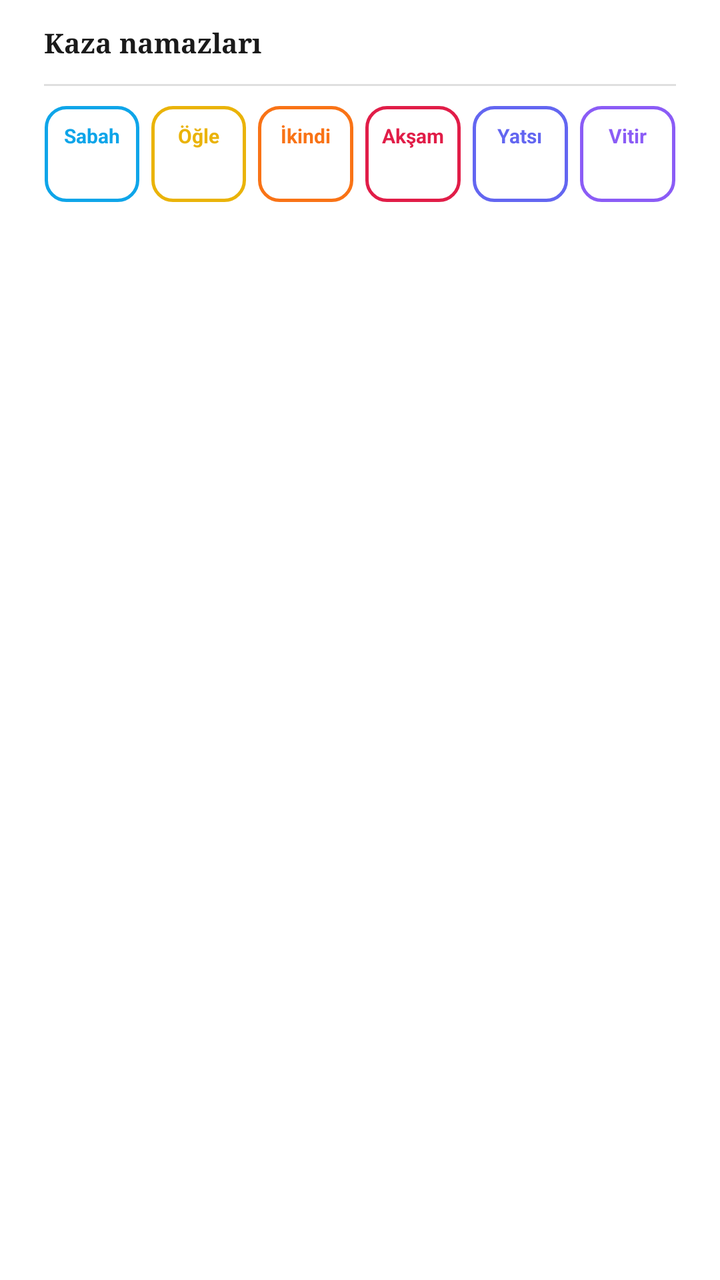
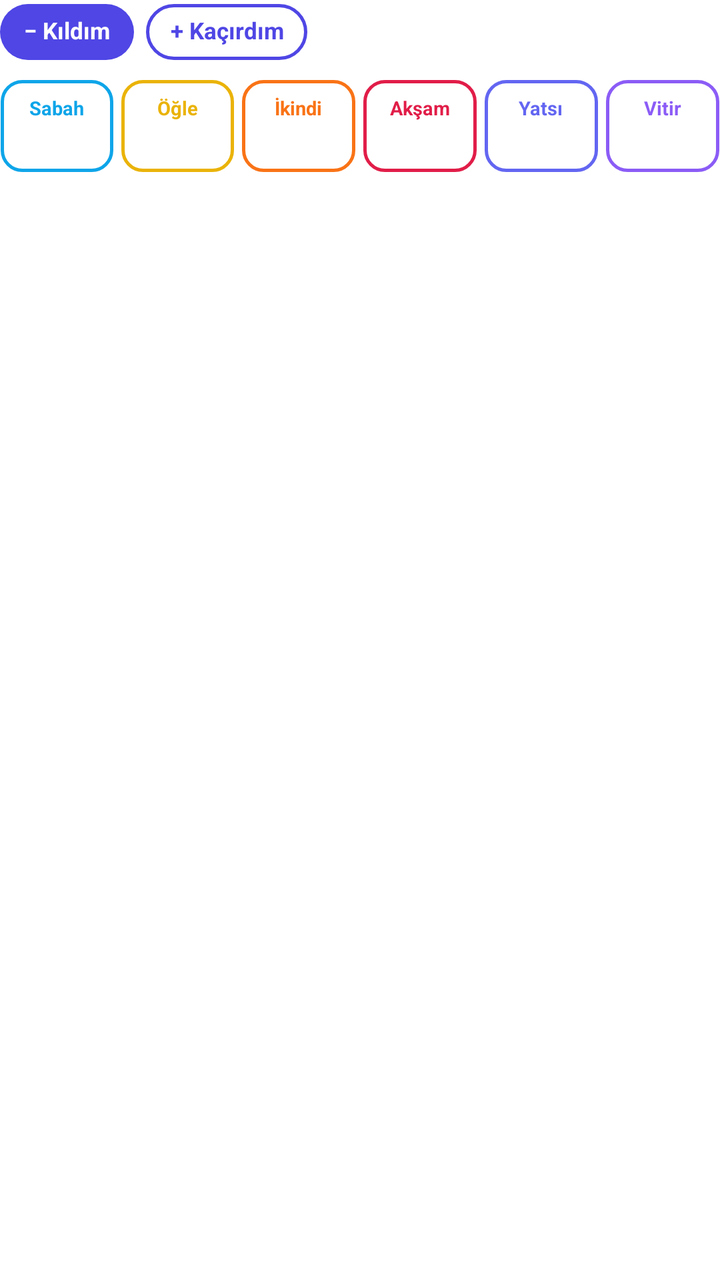

The first picture is an Android layout as it rendered before a commit; the second is the same layout after the commit. The layout source and the unified diff follow.
<!-- AndroidManifest.xml: fallback theme Theme.MaterialComponents.DayNight.NoActionBar -->
<!-- res/layout/okuma_kaza_card.xml -->
<?xml version="1.0" encoding="utf-8"?>
<LinearLayout xmlns:android="http://schemas.android.com/apk/res/android"
  android:layout_width="match_parent" android:layout_height="wrap_content" android:orientation="vertical"
  android:paddingLeft="22dp" android:paddingRight="22dp" android:paddingTop="14dp" android:paddingBottom="12dp">
  <LinearLayout android:layout_width="match_parent" android:layout_height="wrap_content" android:gravity="center_vertical" android:orientation="horizontal">
    <TextView android:layout_width="wrap_content" android:layout_height="wrap_content" android:fontFamily="serif" android:includeFontPadding="false"
      android:text="Kaza namazları" android:textColor="@color/okuma_fg" android:textSize="13.5sp" android:textStyle="bold" />
    <TextView android:id="@+id/k_total" android:layout_width="0dp" android:layout_height="wrap_content" android:layout_weight="1" android:layout_marginLeft="8dp"
      android:includeFontPadding="false" android:maxLines="1" android:ellipsize="end" android:textColor="@color/okuma_muted" android:textSize="11sp" />
    <TextView android:id="@+id/k_status" android:layout_width="wrap_content" android:layout_height="wrap_content" android:layout_marginLeft="8dp"
      android:includeFontPadding="false" android:maxLines="1" android:textColor="@color/kaza_primary" android:textSize="11sp" android:textStyle="bold" />
    <TextView android:id="@+id/k_undo" android:layout_width="wrap_content" android:layout_height="wrap_content" android:layout_marginLeft="8dp"
      android:background="@drawable/okuma_kaza_undo" android:paddingLeft="8dp" android:paddingRight="8dp" android:paddingTop="4dp" android:paddingBottom="4dp"
      android:includeFontPadding="false" android:text="↶ Geri al" android:textColor="@color/okuma_muted" android:textSize="10.5sp" android:textStyle="bold" android:visibility="gone" />
  </LinearLayout>
  <FrameLayout android:layout_width="match_parent" android:layout_height="1dp" android:layout_marginTop="12dp" android:background="@color/okuma_card_border" />
  <LinearLayout android:layout_width="match_parent" android:layout_height="wrap_content" android:layout_marginTop="10dp" android:layout_marginLeft="-3dp" android:layout_marginRight="-3dp"
    android:orientation="horizontal">
    <LinearLayout android:id="@+id/kb_sabah" android:layout_width="0dp" android:layout_height="48dp" android:layout_weight="1" android:layout_marginLeft="3dp" android:layout_marginRight="3dp"
      android:background="@drawable/okuma_kaza_btn_sabah" android:gravity="center" android:orientation="vertical" android:contentDescription="Sabah kazası kıldım">
      <TextView android:layout_width="wrap_content" android:layout_height="wrap_content" android:includeFontPadding="false" android:maxLines="1"
        android:text="Sabah" android:textColor="@color/kaza_sabah" android:textSize="10sp" android:textStyle="bold" />
      <TextView android:id="@+id/kc_sabah" android:layout_width="wrap_content" android:layout_height="wrap_content" android:layout_marginTop="3dp" android:includeFontPadding="false" android:maxLines="1"
        android:textColor="@color/okuma_fg" android:textSize="12.5sp" android:textStyle="bold" />
    </LinearLayout>
    <LinearLayout android:id="@+id/kb_ogle" android:layout_width="0dp" android:layout_height="48dp" android:layout_weight="1" android:layout_marginLeft="3dp" android:layout_marginRight="3dp"
      android:background="@drawable/okuma_kaza_btn_ogle" android:gravity="center" android:orientation="vertical" android:contentDescription="Öğle kazası kıldım">
      <TextView android:layout_width="wrap_content" android:layout_height="wrap_content" android:includeFontPadding="false" android:maxLines="1"
        android:text="Öğle" android:textColor="@color/kaza_ogle" android:textSize="10sp" android:textStyle="bold" />
      <TextView android:id="@+id/kc_ogle" android:layout_width="wrap_content" android:layout_height="wrap_content" android:layout_marginTop="3dp" android:includeFontPadding="false" android:maxLines="1"
        android:textColor="@color/okuma_fg" android:textSize="12.5sp" android:textStyle="bold" />
    </LinearLayout>
    <LinearLayout android:id="@+id/kb_ikindi" android:layout_width="0dp" android:layout_height="48dp" android:layout_weight="1" android:layout_marginLeft="3dp" android:layout_marginRight="3dp"
      android:background="@drawable/okuma_kaza_btn_ikindi" android:gravity="center" android:orientation="vertical" android:contentDescription="İkindi kazası kıldım">
      <TextView android:layout_width="wrap_content" android:layout_height="wrap_content" android:includeFontPadding="false" android:maxLines="1"
        android:text="İkindi" android:textColor="@color/kaza_ikindi" android:textSize="10sp" android:textStyle="bold" />
      <TextView android:id="@+id/kc_ikindi" android:layout_width="wrap_content" android:layout_height="wrap_content" android:layout_marginTop="3dp" android:includeFontPadding="false" android:maxLines="1"
        android:textColor="@color/okuma_fg" android:textSize="12.5sp" android:textStyle="bold" />
    </LinearLayout>
    <LinearLayout android:id="@+id/kb_aksam" android:layout_width="0dp" android:layout_height="48dp" android:layout_weight="1" android:layout_marginLeft="3dp" android:layout_marginRight="3dp"
      android:background="@drawable/okuma_kaza_btn_aksam" android:gravity="center" android:orientation="vertical" android:contentDescription="Akşam kazası kıldım">
      <TextView android:layout_width="wrap_content" android:layout_height="wrap_content" android:includeFontPadding="false" android:maxLines="1"
        android:text="Akşam" android:textColor="@color/kaza_aksam" android:textSize="10sp" android:textStyle="bold" />
      <TextView android:id="@+id/kc_aksam" android:layout_width="wrap_content" android:layout_height="wrap_content" android:layout_marginTop="3dp" android:includeFontPadding="false" android:maxLines="1"
        android:textColor="@color/okuma_fg" android:textSize="12.5sp" android:textStyle="bold" />
    </LinearLayout>
    <LinearLayout android:id="@+id/kb_yatsi" android:layout_width="0dp" android:layout_height="48dp" android:layout_weight="1" android:layout_marginLeft="3dp" android:layout_marginRight="3dp"
      android:background="@drawable/okuma_kaza_btn_yatsi" android:gravity="center" android:orientation="vertical" android:contentDescription="Yatsı kazası kıldım">
      <TextView android:layout_width="wrap_content" android:layout_height="wrap_content" android:includeFontPadding="false" android:maxLines="1"
        android:text="Yatsı" android:textColor="@color/kaza_yatsi" android:textSize="10sp" android:textStyle="bold" />
      <TextView android:id="@+id/kc_yatsi" android:layout_width="wrap_content" android:layout_height="wrap_content" android:layout_marginTop="3dp" android:includeFontPadding="false" android:maxLines="1"
        android:textColor="@color/okuma_fg" android:textSize="12.5sp" android:textStyle="bold" />
    </LinearLayout>
    <LinearLayout android:id="@+id/kb_vitir" android:layout_width="0dp" android:layout_height="48dp" android:layout_weight="1" android:layout_marginLeft="3dp" android:layout_marginRight="3dp"
      android:background="@drawable/okuma_kaza_btn_vitir" android:gravity="center" android:orientation="vertical" android:contentDescription="Vitir kazası kıldım">
      <TextView android:layout_width="wrap_content" android:layout_height="wrap_content" android:includeFontPadding="false" android:maxLines="1"
        android:text="Vitir" android:textColor="@color/kaza_vitir" android:textSize="10sp" android:textStyle="bold" />
      <TextView android:id="@+id/kc_vitir" android:layout_width="wrap_content" android:layout_height="wrap_content" android:layout_marginTop="3dp" android:includeFontPadding="false" android:maxLines="1"
        android:textColor="@color/okuma_fg" android:textSize="12.5sp" android:textStyle="bold" />
    </LinearLayout>
  </LinearLayout>
</LinearLayout>
<!-- resources referenced by this layout -->
<resources>
  <color name="kaza_aksam">#E11D48</color>
  <color name="kaza_ikindi">#F97316</color>
  <color name="kaza_ogle">#EAB308</color>
  <color name="kaza_primary">#4F46E5</color>
  <color name="kaza_sabah">#0EA5E9</color>
  <color name="kaza_vitir">#8B5CF6</color>
  <color name="kaza_yatsi">#6366F1</color>
  <color name="okuma_card_border">#40808080</color>
  <color name="okuma_fg">#1A1A1A</color>
  <color name="okuma_muted">#57534E</color>
  <!-- drawable okuma_kaza_btn_ogle (drawable) -->
  <?xml version="1.0" encoding="utf-8"?>
  <selector xmlns:android="http://schemas.android.com/apk/res/android">
    <item android:state_pressed="true">
      <shape android:shape="rectangle">
        <solid android:color="@color/kaza_ogle_soft" />
        <stroke android:width="1.5dp" android:color="@color/kaza_ogle_dark" />
        <corners android:radius="10dp" />
      </shape>
    </item>
    <item>
      <shape android:shape="rectangle">
        <solid android:color="@android:color/transparent" />
        <stroke android:width="1.5dp" android:color="@color/kaza_ogle" />
        <corners android:radius="10dp" />
      </shape>
    </item>
  </selector>
  <!-- drawable okuma_kaza_undo (drawable) -->
  <?xml version="1.0" encoding="utf-8"?>
  <selector xmlns:android="http://schemas.android.com/apk/res/android">
    <item android:state_pressed="true">
      <shape android:shape="rectangle">
        <solid android:color="@color/okuma_card_border" />
        <stroke android:width="1dp" android:color="@color/okuma_muted" />
        <corners android:radius="8dp" />
      </shape>
    </item>
    <item>
      <shape android:shape="rectangle">
        <solid android:color="@android:color/transparent" />
        <stroke android:width="1dp" android:color="@color/okuma_card_border" />
        <corners android:radius="8dp" />
      </shape>
    </item>
  </selector>
  <color name="kaza_aksam_soft">#33E11D48</color>
  <color name="kaza_aksam_dark">#9F1239</color>
  <color name="kaza_ikindi_soft">#33F97316</color>
  <color name="kaza_ikindi_dark">#C2410C</color>
  <color name="kaza_ogle_soft">#33EAB308</color>
  <color name="kaza_ogle_dark">#A16207</color>
  <color name="kaza_sabah_soft">#330EA5E9</color>
  <color name="kaza_sabah_dark">#0369A1</color>
  <color name="kaza_vitir_soft">#338B5CF6</color>
  <color name="kaza_vitir_dark">#6D28D9</color>
  <color name="kaza_yatsi_soft">#336366F1</color>
  <color name="kaza_yatsi_dark">#4338CA</color>
  <!-- unchanged entries left out for length: 5 -->
</resources>

<!-- the commit's change to res/layout/okuma_kaza_card.xml (unified diff, before → after) -->
@@ -1,62 +1,63 @@
 <?xml version="1.0" encoding="utf-8"?>
 <LinearLayout xmlns:android="http://schemas.android.com/apk/res/android"
-  android:layout_width="match_parent" android:layout_height="wrap_content" android:orientation="vertical"
-  android:paddingLeft="22dp" android:paddingRight="22dp" android:paddingTop="14dp" android:paddingBottom="12dp">
+  android:layout_width="match_parent" android:layout_height="wrap_content" android:orientation="vertical" android:paddingTop="2dp" android:paddingBottom="10dp">
   <LinearLayout android:layout_width="match_parent" android:layout_height="wrap_content" android:gravity="center_vertical" android:orientation="horizontal">
-    <TextView android:layout_width="wrap_content" android:layout_height="wrap_content" android:fontFamily="serif" android:includeFontPadding="false"
-      android:text="Kaza namazları" android:textColor="@color/okuma_fg" android:textSize="13.5sp" android:textStyle="bold" />
-    <TextView android:id="@+id/k_total" android:layout_width="0dp" android:layout_height="wrap_content" android:layout_weight="1" android:layout_marginLeft="8dp"
-      android:includeFontPadding="false" android:maxLines="1" android:ellipsize="end" android:textColor="@color/okuma_muted" android:textSize="11sp" />
-    <TextView android:id="@+id/k_status" android:layout_width="wrap_content" android:layout_height="wrap_content" android:layout_marginLeft="8dp"
-      android:includeFontPadding="false" android:maxLines="1" android:textColor="@color/kaza_primary" android:textSize="11sp" android:textStyle="bold" />
-    <TextView android:id="@+id/k_undo" android:layout_width="wrap_content" android:layout_height="wrap_content" android:layout_marginLeft="8dp"
-      android:background="@drawable/okuma_kaza_undo" android:paddingLeft="8dp" android:paddingRight="8dp" android:paddingTop="4dp" android:paddingBottom="4dp"
-      android:includeFontPadding="false" android:text="↶ Geri al" android:textColor="@color/okuma_muted" android:textSize="10.5sp" android:textStyle="bold" android:visibility="gone" />
+    <TextView android:id="@+id/km_make" android:layout_width="wrap_content" android:layout_height="28dp" android:gravity="center"
+      android:background="@drawable/okuma_kaza_mode_on" android:paddingLeft="12dp" android:paddingRight="12dp" android:includeFontPadding="false"
+      android:text="− Kıldım" android:textColor="#FFFFFF" android:textSize="11.5sp" android:textStyle="bold" />
+    <TextView android:id="@+id/km_add" android:layout_width="wrap_content" android:layout_height="28dp" android:layout_marginLeft="6dp" android:gravity="center"
+      android:background="@drawable/okuma_kaza_mode" android:paddingLeft="12dp" android:paddingRight="12dp" android:includeFontPadding="false"
+      android:text="+ Kaçırdım" android:textColor="@color/kaza_primary" android:textSize="11.5sp" android:textStyle="bold" />
+    <TextView android:id="@+id/k_status" android:layout_width="0dp" android:layout_height="wrap_content" android:layout_weight="1" android:layout_marginLeft="8dp"
+      android:includeFontPadding="false" android:maxLines="1" android:ellipsize="end"
+      android:textAppearance="@android:style/TextAppearance.Material.Notification" android:textSize="11sp" />
+    <TextView android:id="@+id/k_undo" android:layout_width="wrap_content" android:layout_height="28dp" android:layout_marginLeft="6dp" android:gravity="center"
+      android:background="@drawable/okuma_kaza_undo" android:paddingLeft="10dp" android:paddingRight="10dp" android:includeFontPadding="false"
+      android:text="↶ Geri al" android:textAppearance="@android:style/TextAppearance.Material.Notification" android:textSize="11sp" android:textStyle="bold" android:visibility="gone" />
   </LinearLayout>
-  <FrameLayout android:layout_width="match_parent" android:layout_height="1dp" android:layout_marginTop="12dp" android:background="@color/okuma_card_border" />
-  <LinearLayout android:layout_width="match_parent" android:layout_height="wrap_content" android:layout_marginTop="10dp" android:layout_marginLeft="-3dp" android:layout_marginRight="-3dp"
+  <LinearLayout android:layout_width="match_parent" android:layout_height="wrap_content" android:layout_marginTop="10dp" android:layout_marginLeft="-2dp" android:layout_marginRight="-2dp"
     android:orientation="horizontal">
-    <LinearLayout android:id="@+id/kb_sabah" android:layout_width="0dp" android:layout_height="48dp" android:layout_weight="1" android:layout_marginLeft="3dp" android:layout_marginRight="3dp"
-      android:background="@drawable/okuma_kaza_btn_sabah" android:gravity="center" android:orientation="vertical" android:contentDescription="Sabah kazası kıldım">
-      <TextView android:layout_width="wrap_content" android:layout_height="wrap_content" android:includeFontPadding="false" android:maxLines="1"
-        android:text="Sabah" android:textColor="@color/kaza_sabah" android:textSize="10sp" android:textStyle="bold" />
-      <TextView android:id="@+id/kc_sabah" android:layout_width="wrap_content" android:layout_height="wrap_content" android:layout_marginTop="3dp" android:includeFontPadding="false" android:maxLines="1"
-        android:textColor="@color/okuma_fg" android:textSize="12.5sp" android:textStyle="bold" />
+    <LinearLayout android:id="@+id/kb_sabah" android:layout_width="0dp" android:layout_height="46dp" android:layout_weight="1" android:layout_marginLeft="2dp" android:layout_marginRight="2dp"
+      android:background="@drawable/okuma_kaza_btn_sabah" android:gravity="center" android:orientation="vertical" android:contentDescription="Sabah">
+      <TextView android:id="@+id/kn_sabah" android:layout_width="wrap_content" android:layout_height="wrap_content" android:includeFontPadding="false" android:maxLines="1"
+        android:text="Sabah" android:textColor="@color/kaza_sabah" android:textSize="9.5sp" android:textStyle="bold" />
+      <TextView android:id="@+id/kc_sabah" android:layout_width="wrap_content" android:layout_height="wrap_content" android:layout_marginTop="2dp" android:includeFontPadding="false" android:maxLines="1"
+        android:textAppearance="@android:style/TextAppearance.Material.Notification.Title" android:textSize="13sp" android:textStyle="bold" />
     </LinearLayout>
-    <LinearLayout android:id="@+id/kb_ogle" android:layout_width="0dp" android:layout_height="48dp" android:layout_weight="1" android:layout_marginLeft="3dp" android:layout_marginRight="3dp"
-      android:background="@drawable/okuma_kaza_btn_ogle" android:gravity="center" android:orientation="vertical" android:contentDescription="Öğle kazası kıldım">
-      <TextView android:layout_width="wrap_content" android:layout_height="wrap_content" android:includeFontPadding="false" android:maxLines="1"
-        android:text="Öğle" android:textColor="@color/kaza_ogle" android:textSize="10sp" android:textStyle="bold" />
-      <TextView android:id="@+id/kc_ogle" android:layout_width="wrap_content" android:layout_height="wrap_content" android:layout_marginTop="3dp" android:includeFontPadding="false" android:maxLines="1"
-        android:textColor="@color/okuma_fg" android:textSize="12.5sp" android:textStyle="bold" />
+    <LinearLayout android:id="@+id/kb_ogle" android:layout_width="0dp" android:layout_height="46dp" android:layout_weight="1" android:layout_marginLeft="2dp" android:layout_marginRight="2dp"
+      android:background="@drawable/okuma_kaza_btn_ogle" android:gravity="center" android:orientation="vertical" android:contentDescription="Öğle">
+      <TextView android:id="@+id/kn_ogle" android:layout_width="wrap_content" android:layout_height="wrap_content" android:includeFontPadding="false" android:maxLines="1"
+        android:text="Öğle" android:textColor="@color/kaza_ogle" android:textSize="9.5sp" android:textStyle="bold" />
+      <TextView android:id="@+id/kc_ogle" android:layout_width="wrap_content" android:layout_height="wrap_content" android:layout_marginTop="2dp" android:includeFontPadding="false" android:maxLines="1"
+        android:textAppearance="@android:style/TextAppearance.Material.Notification.Title" android:textSize="13sp" android:textStyle="bold" />
     </LinearLayout>
-    <LinearLayout android:id="@+id/kb_ikindi" android:layout_width="0dp" android:layout_height="48dp" android:layout_weight="1" android:layout_marginLeft="3dp" android:layout_marginRight="3dp"
-      android:background="@drawable/okuma_kaza_btn_ikindi" android:gravity="center" android:orientation="vertical" android:contentDescription="İkindi kazası kıldım">
-      <TextView android:layout_width="wrap_content" android:layout_height="wrap_content" android:includeFontPadding="false" android:maxLines="1"
-        android:text="İkindi" android:textColor="@color/kaza_ikindi" android:textSize="10sp" android:textStyle="bold" />
-      <TextView android:id="@+id/kc_ikindi" android:layout_width="wrap_content" android:layout_height="wrap_content" android:layout_marginTop="3dp" android:includeFontPadding="false" android:maxLines="1"
-        android:textColor="@color/okuma_fg" android:textSize="12.5sp" android:textStyle="bold" />
+    <LinearLayout android:id="@+id/kb_ikindi" android:layout_width="0dp" android:layout_height="46dp" android:layout_weight="1" android:layout_marginLeft="2dp" android:layout_marginRight="2dp"
+      android:background="@drawable/okuma_kaza_btn_ikindi" android:gravity="center" android:orientation="vertical" android:contentDescription="İkindi">
+      <TextView android:id="@+id/kn_ikindi" android:layout_width="wrap_content" android:layout_height="wrap_content" android:includeFontPadding="false" android:maxLines="1"
+        android:text="İkindi" android:textColor="@color/kaza_ikindi" android:textSize="9.5sp" android:textStyle="bold" />
+      <TextView android:id="@+id/kc_ikindi" android:layout_width="wrap_content" android:layout_height="wrap_content" android:layout_marginTop="2dp" android:includeFontPadding="false" android:maxLines="1"
+        android:textAppearance="@android:style/TextAppearance.Material.Notification.Title" android:textSize="13sp" android:textStyle="bold" />
     </LinearLayout>
-    <LinearLayout android:id="@+id/kb_aksam" android:layout_width="0dp" android:layout_height="48dp" android:layout_weight="1" android:layout_marginLeft="3dp" android:layout_marginRight="3dp"
-      android:background="@drawable/okuma_kaza_btn_aksam" android:gravity="center" android:orientation="vertical" android:contentDescription="Akşam kazası kıldım">
-      <TextView android:layout_width="wrap_content" android:layout_height="wrap_content" android:includeFontPadding="false" android:maxLines="1"
-        android:text="Akşam" android:textColor="@color/kaza_aksam" android:textSize="10sp" android:textStyle="bold" />
-      <TextView android:id="@+id/kc_aksam" android:layout_width="wrap_content" android:layout_height="wrap_content" android:layout_marginTop="3dp" android:includeFontPadding="false" android:maxLines="1"
-        android:textColor="@color/okuma_fg" android:textSize="12.5sp" android:textStyle="bold" />
+    <LinearLayout android:id="@+id/kb_aksam" android:layout_width="0dp" android:layout_height="46dp" android:layout_weight="1" android:layout_marginLeft="2dp" android:layout_marginRight="2dp"
+      android:background="@drawable/okuma_kaza_btn_aksam" android:gravity="center" android:orientation="vertical" android:contentDescription="Akşam">
+      <TextView android:id="@+id/kn_aksam" android:layout_width="wrap_content" android:layout_height="wrap_content" android:includeFontPadding="false" android:maxLines="1"
+        android:text="Akşam" android:textColor="@color/kaza_aksam" android:textSize="9.5sp" android:textStyle="bold" />
+      <TextView android:id="@+id/kc_aksam" android:layout_width="wrap_content" android:layout_height="wrap_content" android:layout_marginTop="2dp" android:includeFontPadding="false" android:maxLines="1"
+        android:textAppearance="@android:style/TextAppearance.Material.Notification.Title" android:textSize="13sp" android:textStyle="bold" />
     </LinearLayout>
-    <LinearLayout android:id="@+id/kb_yatsi" android:layout_width="0dp" android:layout_height="48dp" android:layout_weight="1" android:layout_marginLeft="3dp" android:layout_marginRight="3dp"
-      android:background="@drawable/okuma_kaza_btn_yatsi" android:gravity="center" android:orientation="vertical" android:contentDescription="Yatsı kazası kıldım">
-      <TextView android:layout_width="wrap_content" android:layout_height="wrap_content" android:includeFontPadding="false" android:maxLines="1"
-        android:text="Yatsı" android:textColor="@color/kaza_yatsi" android:textSize="10sp" android:textStyle="bold" />
-      <TextView android:id="@+id/kc_yatsi" android:layout_width="wrap_content" android:layout_height="wrap_content" android:layout_marginTop="3dp" android:includeFontPadding="false" android:maxLines="1"
-        android:textColor="@color/okuma_fg" android:textSize="12.5sp" android:textStyle="bold" />
+    <LinearLayout android:id="@+id/kb_yatsi" android:layout_width="0dp" android:layout_height="46dp" android:layout_weight="1" android:layout_marginLeft="2dp" android:layout_marginRight="2dp"
+      android:background="@drawable/okuma_kaza_btn_yatsi" android:gravity="center" android:orientation="vertical" android:contentDescription="Yatsı">
+      <TextView android:id="@+id/kn_yatsi" android:layout_width="wrap_content" android:layout_height="wrap_content" android:includeFontPadding="false" android:maxLines="1"
+        android:text="Yatsı" android:textColor="@color/kaza_yatsi" android:textSize="9.5sp" android:textStyle="bold" />
+      <TextView android:id="@+id/kc_yatsi" android:layout_width="wrap_content" android:layout_height="wrap_content" android:layout_marginTop="2dp" android:includeFontPadding="false" android:maxLines="1"
+        android:textAppearance="@android:style/TextAppearance.Material.Notification.Title" android:textSize="13sp" android:textStyle="bold" />
     </LinearLayout>
-    <LinearLayout android:id="@+id/kb_vitir" android:layout_width="0dp" android:layout_height="48dp" android:layout_weight="1" android:layout_marginLeft="3dp" android:layout_marginRight="3dp"
-      android:background="@drawable/okuma_kaza_btn_vitir" android:gravity="center" android:orientation="vertical" android:contentDescription="Vitir kazası kıldım">
-      <TextView android:layout_width="wrap_content" android:layout_height="wrap_content" android:includeFontPadding="false" android:maxLines="1"
-        android:text="Vitir" android:textColor="@color/kaza_vitir" android:textSize="10sp" android:textStyle="bold" />
-      <TextView android:id="@+id/kc_vitir" android:layout_width="wrap_content" android:layout_height="wrap_content" android:layout_marginTop="3dp" android:includeFontPadding="false" android:maxLines="1"
-        android:textColor="@color/okuma_fg" android:textSize="12.5sp" android:textStyle="bold" />
+    <LinearLayout android:id="@+id/kb_vitir" android:layout_width="0dp" android:layout_height="46dp" android:layout_weight="1" android:layout_marginLeft="2dp" android:layout_marginRight="2dp"
+      android:background="@drawable/okuma_kaza_btn_vitir" android:gravity="center" android:orientation="vertical" android:contentDescription="Vitir">
+      <TextView android:id="@+id/kn_vitir" android:layout_width="wrap_content" android:layout_height="wrap_content" android:includeFontPadding="false" android:maxLines="1"
+        android:text="Vitir" android:textColor="@color/kaza_vitir" android:textSize="9.5sp" android:textStyle="bold" />
+      <TextView android:id="@+id/kc_vitir" android:layout_width="wrap_content" android:layout_height="wrap_content" android:layout_marginTop="2dp" android:includeFontPadding="false" android:maxLines="1"
+        android:textAppearance="@android:style/TextAppearance.Material.Notification.Title" android:textSize="13sp" android:textStyle="bold" />
     </LinearLayout>
   </LinearLayout>
 </LinearLayout>
<!-- resource entries referenced after the edit -->
@@ -8,7 +8,6 @@
   <color name="kaza_vitir">#8B5CF6</color>
   <color name="kaza_yatsi">#6366F1</color>
   <color name="okuma_card_border">#40808080</color>
-  <color name="okuma_fg">#1A1A1A</color>
   <color name="okuma_muted">#57534E</color>
   <!-- drawable okuma_kaza_btn_ogle (drawable) -->
   <?xml version="1.0" encoding="utf-8"?>
@@ -26,6 +25,26 @@
         <stroke android:width="1.5dp" android:color="@color/kaza_ogle" />
         <corners android:radius="10dp" />
       </shape>
+    </item>
+  </selector>
+  <!-- drawable okuma_kaza_mode (drawable) -->
+  <?xml version="1.0" encoding="utf-8"?>
+  <selector xmlns:android="http://schemas.android.com/apk/res/android">
+    <item android:state_pressed="true">
+      <shape android:shape="rectangle"><solid android:color="#334F46E5" /><stroke android:width="1.5dp" android:color="@color/kaza_primary" /><corners android:radius="14dp" /></shape>
+    </item>
+    <item>
+      <shape android:shape="rectangle"><solid android:color="@android:color/transparent" /><stroke android:width="1.5dp" android:color="@color/kaza_primary" /><corners android:radius="14dp" /></shape>
+    </item>
+  </selector>
+  <!-- drawable okuma_kaza_mode_on (drawable) -->
+  <?xml version="1.0" encoding="utf-8"?>
+  <selector xmlns:android="http://schemas.android.com/apk/res/android">
+    <item android:state_pressed="true">
+      <shape android:shape="rectangle"><solid android:color="#3730A3" /><corners android:radius="14dp" /></shape>
+    </item>
+    <item>
+      <shape android:shape="rectangle"><solid android:color="@color/kaza_primary" /><corners android:radius="14dp" /></shape>
     </item>
   </selector>
   <!-- drawable okuma_kaza_undo (drawable) -->
